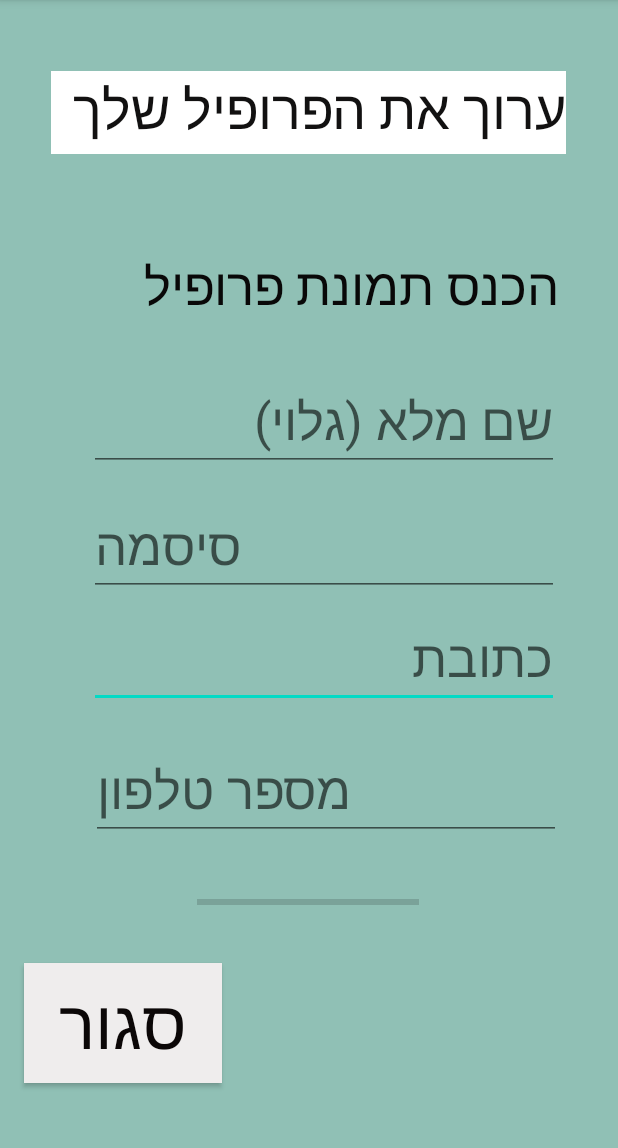
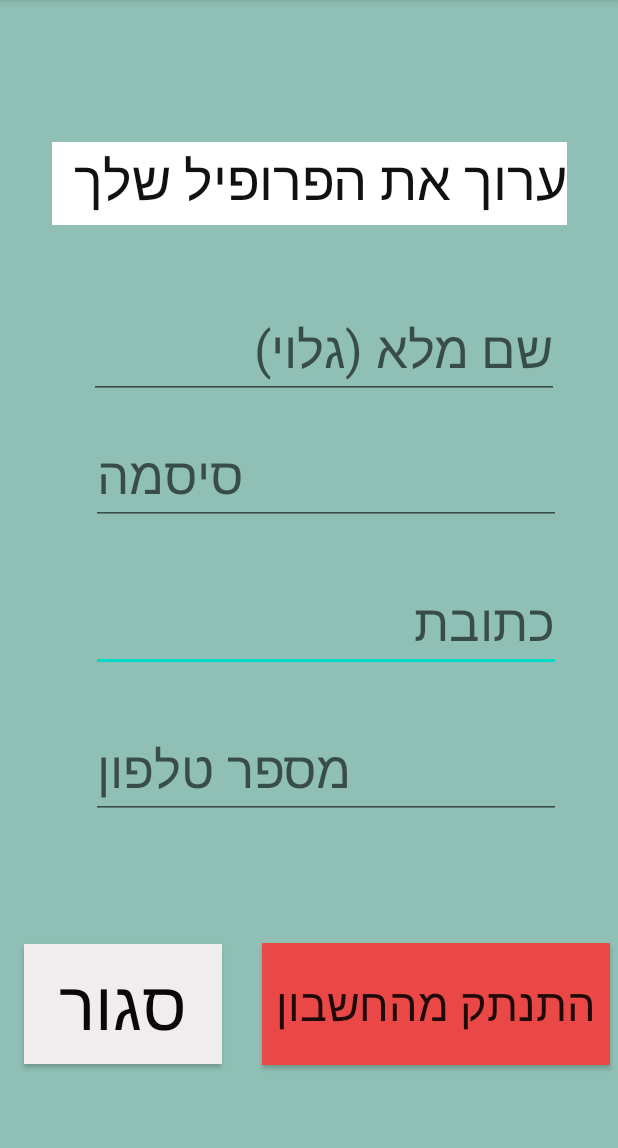
Before and after one commit to shiray29/WeHereShiraHadas, an Android app: the EditProfile screen opened directly, with no data from a screen before it, on a phone screen of 412 x 824 dp, the part 84-1232 px from its top. Run offline under Robolectric (Android 15) with nearby library versions, the phone set to English and light mode, and no system bars; our stand-ins replace Firebase (no records; nobody signed in at launch, a user with empty details on screens opened directly).

Commit message:
commit after changes #2

```diff
--- a/app/src/main/java/com/example/wehere/Search.java
+++ b/app/src/main/java/com/example/wehere/Search.java
@@ -32,6 +32,7 @@ import java.util.ArrayList;
 public class Search extends AppCompatActivity implements OnMapReadyCallback {
 
     private DatabaseReference databaseReference;
+    private FirebaseAuth firebaseAuth;
     private ArrayList profileList;
     private ArrayList markerList;
     private GoogleMap googleMap;
@@ -43,9 +44,10 @@ public class Search extends AppCompatActivity implements OnMapReadyCallback {
     protected void onCreate(Bundle savedInstanceState) {
         super.onCreate(savedInstanceState);
         setContentView(R.layout.activity_search);
+        databaseReference= FirebaseDatabase.getInstance().getReference("users");
+        firebaseAuth = FirebaseAuth.getInstance();
         SupportMapFragment mapFragment = (SupportMapFragment) getSupportFragmentManager().findFragmentById(R.id.mapView);
         mapFragment.getMapAsync(this);
-        databaseReference= FirebaseDatabase.getInstance().getReference("users");
         final ArrayList<Profile> profileList = new ArrayList<Profile>();
         final ArrayList<Marker> markerList = new ArrayList<Marker>();
         btnSearchedit = findViewById(R.id.btn_searchedit);
@@ -67,7 +69,7 @@ public class Search extends AppCompatActivity implements OnMapReadyCallback {
         double tempLat; // temporary variables for users loaction
         double tempLon;
 
-        DatabaseReference  ref = FirebaseDatabase.getInstance().getReference().child(FirebaseAuth.getInstance()
+        DatabaseReference ref = FirebaseDatabase.getInstance().getReference().child(FirebaseAuth.getInstance()
                 .getCurrentUser().getUid()); // gets current user Lat & Lon
         ref.addValueEventListener(new ValueEventListener() {
             @Override
--- a/app/src/main/res/layout/activity_edit_profile.xml
+++ b/app/src/main/res/layout/activity_edit_profile.xml
@@ -6,20 +6,6 @@
     android:layout_height="match_parent"
     android:background="#92439783"
     tools:context=".EditProfile">
-
-    <TextView
-        android:id="@+id/textview_insertprofile2"
-        android:layout_width="313dp"
-        android:layout_height="62dp"
-        android:text="הכנס תמונת פרופיל"
-        android:textColor="#090808"
-        android:textSize="34sp"
-        app:layout_constraintBottom_toBottomOf="parent"
-        app:layout_constraintEnd_toEndOf="parent"
-        app:layout_constraintHorizontal_bias="0.602"
-        app:layout_constraintStart_toStartOf="parent"
-        app:layout_constraintTop_toTopOf="parent"
-        app:layout_constraintVertical_bias="0.236" />
 
     <EditText
         android:id="@+id/adress"
@@ -32,16 +18,19 @@
         android:textColor="#070606"
         app:layout_constraintBottom_toBottomOf="parent"
         app:layout_constraintEnd_toEndOf="parent"
-        app:layout_constraintHorizontal_bias="0.602"
+        app:layout_constraintHorizontal_bias="0.612"
         app:layout_constraintStart_toStartOf="parent"
         app:layout_constraintTop_toTopOf="parent"
-        app:layout_constraintVertical_bias="0.581" />
+        app:layout_constraintVertical_bias="0.547" />
 
     <Button
         android:id="@+id/btn_close"
         android:layout_width="132dp"
         android:layout_height="80dp"
         android:background="#EFEDED"
+        android:clickable="true"
+        android:contextClickable="true"
+        android:onClick="onClick"
         android:text="סגור"
         android:textAppearance="@style/TextAppearance.AppCompat.Display2"
         android:textColor="#0B0707"
@@ -50,19 +39,7 @@
         app:layout_constraintHorizontal_bias="0.057"
         app:layout_constraintStart_toStartOf="parent"
         app:layout_constraintTop_toTopOf="parent"
-        app:layout_constraintVertical_bias="0.933" />
-
-    <ProgressBar
-        android:id="@+id/progressBar"
-        style="?android:attr/progressBarStyleHorizontal"
-        android:layout_width="148dp"
-        android:layout_height="33dp"
-        app:layout_constraintBottom_toBottomOf="parent"
-        app:layout_constraintEnd_toEndOf="parent"
-        app:layout_constraintHorizontal_bias="0.498"
-        app:layout_constraintStart_toStartOf="parent"
-        app:layout_constraintTop_toTopOf="parent"
-        app:layout_constraintVertical_bias="0.796" />
+        app:layout_constraintVertical_bias="0.915" />
 
     <EditText
         android:id="@+id/edit_fullname"
@@ -78,7 +55,7 @@
         app:layout_constraintHorizontal_bias="0.602"
         app:layout_constraintStart_toStartOf="parent"
         app:layout_constraintTop_toTopOf="parent"
-        app:layout_constraintVertical_bias="0.357" />
+        app:layout_constraintVertical_bias="0.289" />
 
     <EditText
         android:id="@+id/password"
@@ -91,10 +68,10 @@
         android:textColor="#070606"
         app:layout_constraintBottom_toBottomOf="parent"
         app:layout_constraintEnd_toEndOf="parent"
-        app:layout_constraintHorizontal_bias="0.602"
+        app:layout_constraintHorizontal_bias="0.612"
         app:layout_constraintStart_toStartOf="parent"
         app:layout_constraintTop_toTopOf="parent"
-        app:layout_constraintVertical_bias="0.475" />
+        app:layout_constraintVertical_bias="0.408" />
 
     <EditText
         android:id="@+id/cell_num"
@@ -110,7 +87,7 @@
         app:layout_constraintHorizontal_bias="0.612"
         app:layout_constraintStart_toStartOf="parent"
         app:layout_constraintTop_toTopOf="parent"
-        app:layout_constraintVertical_bias="0.705" />
+        app:layout_constraintVertical_bias="0.686" />
 
     <TextView
         android:id="@+id/textView_edit"
@@ -122,11 +99,27 @@
         android:textColor="#121111"
         android:textColorHighlight="#E8E6E6"
         android:textSize="36sp"
-        app:layout_constraintBottom_toTopOf="@+id/textview_insertprofile2"
+        app:layout_constraintBottom_toBottomOf="parent"
         app:layout_constraintEnd_toEndOf="parent"
-        app:layout_constraintHorizontal_bias="0.492"
         app:layout_constraintStart_toStartOf="parent"
         app:layout_constraintTop_toTopOf="parent"
-        app:layout_constraintVertical_bias="0.423" />
+        app:layout_constraintVertical_bias="0.133" />
+
+    <Button
+        android:id="@+id/btn_signout"
+        android:layout_width="232dp"
+        android:layout_height="81dp"
+        android:background="#EA4747"
+        android:clickable="true"
+        android:contextClickable="true"
+        android:onClick="onClick"
+        android:text="התנתק מהחשבון"
+        android:textSize="30sp"
+        app:layout_constraintBottom_toBottomOf="parent"
+        app:layout_constraintEnd_toEndOf="parent"
+        app:layout_constraintHorizontal_bias="0.972"
+        app:layout_constraintStart_toStartOf="parent"
+        app:layout_constraintTop_toTopOf="parent"
+        app:layout_constraintVertical_bias="0.916" />
 
 </androidx.constraintlayout.widget.ConstraintLayout>
--- a/app/src/main/res/layout/activity_search.xml
+++ b/app/src/main/res/layout/activity_search.xml
@@ -36,6 +36,9 @@
         android:id="@+id/btn_searchedit"
         android:layout_width="260dp"
         android:layout_height="70dp"
+        android:clickable="true"
+        android:contextClickable="true"
+        android:onClick="onClick"
         android:text="לעריכת הפרופיל"
         android:textColor="#000000"
         android:textSize="30sp"
--- a/app/src/main/res/layout/activity_waitfor_request.xml
+++ b/app/src/main/res/layout/activity_waitfor_request.xml
@@ -28,6 +28,9 @@
         android:layout_width="200dp"
         android:layout_height="158dp"
         android:background="#FFFFFF"
+        android:clickable="true"
+        android:contextClickable="true"
+        android:onClick="onClick"
         android:text="לשינוי הבקשה לחץ כאן"
         android:textAppearance="@style/TextAppearance.AppCompat.Large"
         android:textSize="30sp"
@@ -57,6 +60,9 @@
         android:layout_width="256dp"
         android:layout_height="94dp"
         android:background="#FFFFFF"
+        android:clickable="true"
+        android:contextClickable="true"
+        android:onClick="onClick"
         android:text="לעריכת הפרופיל"
         android:textColor="#040000"
         android:textSize="30sp"
```
Also changed, not shown: app/src/main/java/com/example/wehere/ChooseiconsActivity.java (+17 -8 lines), app/src/main/java/com/example/wehere/EditProfile.java (+10 -76 lines), app/src/main/java/com/example/wehere/Profile.java (+5 -8 lines), app/src/main/java/com/example/wehere/RegisterActivity.java (+3 -17 lines), app/src/main/java/com/example/wehere/WaitforRequest.java (+6 -29 lines), app/src/main/res/layout/activity_chooseicons.xml (+12 -0 lines), app/src/main/res/layout/activity_register.xml (+3 -18 lines).
